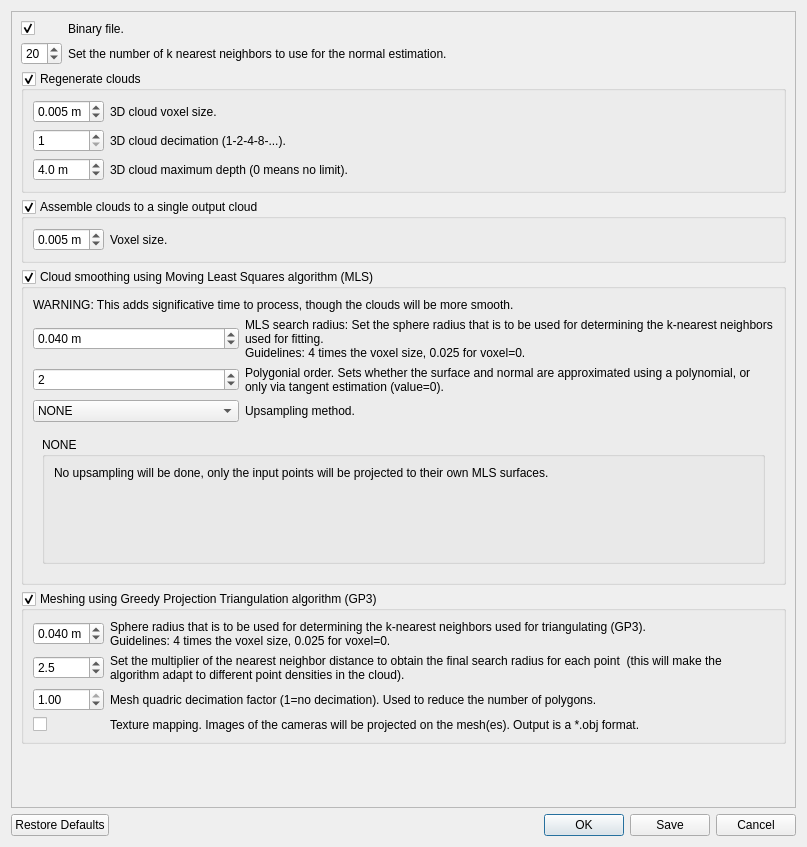
The window that guilib/src/ui/exportCloudsDialog.ui (introlab/rtabmap) describes before a commit, drawn with Qt 5.
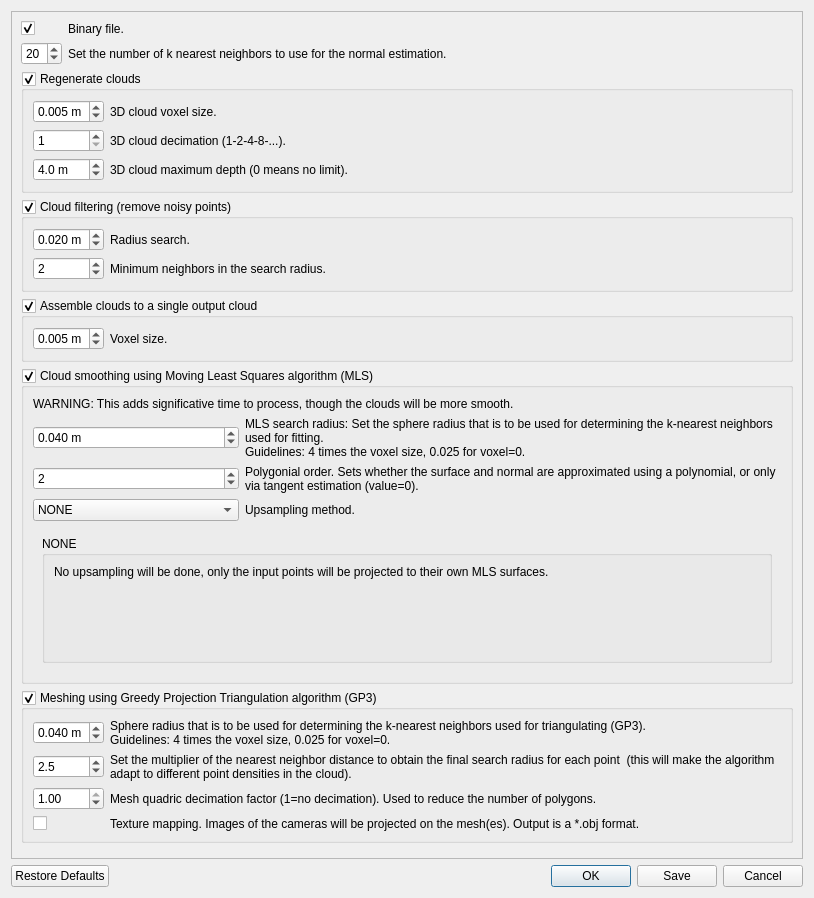
The same window after the commit.

Commit message: GUI export: Added cloud filtering option

What changed in the file:
```diff
--- a/guilib/src/ui/exportCloudsDialog.ui
+++ b/guilib/src/ui/exportCloudsDialog.ui
@@ -6,8 +6,8 @@
    <rect>
     <x>0</x>
     <y>0</y>
-    <width>807</width>
-    <height>847</height>
+    <width>814</width>
+    <height>898</height>
    </rect>
   </property>
   <property name="windowTitle">
@@ -23,9 +23,9 @@
       <property name="geometry">
        <rect>
         <x>0</x>
-        <y>-178</y>
-        <width>766</width>
-        <height>949</height>
+        <y>0</y>
+        <width>773</width>
+        <height>1064</height>
        </rect>
       </property>
       <layout class="QVBoxLayout" name="verticalLayout_13">
@@ -166,6 +166,73 @@
          </layout>
         </widget>
        </item>
+       <item>
+        <widget class="QGroupBox" name="groupBox_filtering">
+         <property name="title">
+          <string>Cloud filtering (remove noisy points)</string>
+         </property>
+         <property name="checkable">
+          <bool>true</bool>
+         </property>
+         <layout class="QGridLayout" name="gridLayout_9" columnstretch="0,1">
+          <item row="0" column="1">
+           <widget class="QLabel" name="label_110">
+            <property name="text">
+             <string>Radius search.</string>
+            </property>
+            <property name="wordWrap">
+             <bool>true</bool>
+            </property>
+           </widget>
+          </item>
+          <item row="0" column="0">
+           <widget class="QDoubleSpinBox" name="doubleSpinBox_filteringRadius">
+            <property name="suffix">
+             <string> m</string>
+            </property>
+            <property name="decimals">
+             <number>3</number>
+            </property>
+            <property name="minimum">
+             <double>0.001000000000000</double>
+            </property>
+            <property name="maximum">
+             <double>1.000000000000000</double>
+            </property>
+            <property name="singleStep">
+             <double>0.010000000000000</double>
+            </property>
+            <property name="value">
+             <double>0.020000000000000</double>
+            </property>
+           </widget>
+          </item>
+          <item row="1" column="0">
+           <widget class="QSpinBox" name="spinBox_filteringMinNeighbors">
+            <property name="minimum">
+             <number>1</number>
+            </property>
+            <property name="maximum">
+             <number>100</number>
+            </property>
+            <property name="value">
+             <number>2</number>
+            </property>
+           </widget>
+          </item>
+          <item row="1" column="1">
+           <widget class="QLabel" name="label_112">
+            <property name="text">
+             <string>Minimum neighbors in the search radius.</string>
+            </property>
+            <property name="wordWrap">
+             <bool>true</bool>
+            </property>
+           </widget>
+          </item>
+         </layout>
+        </widget>
+       </item>
        <item>
         <widget class="QGroupBox" name="groupBox_assemble">
          <property name="title">
```
The commit also changes 4 other files.
